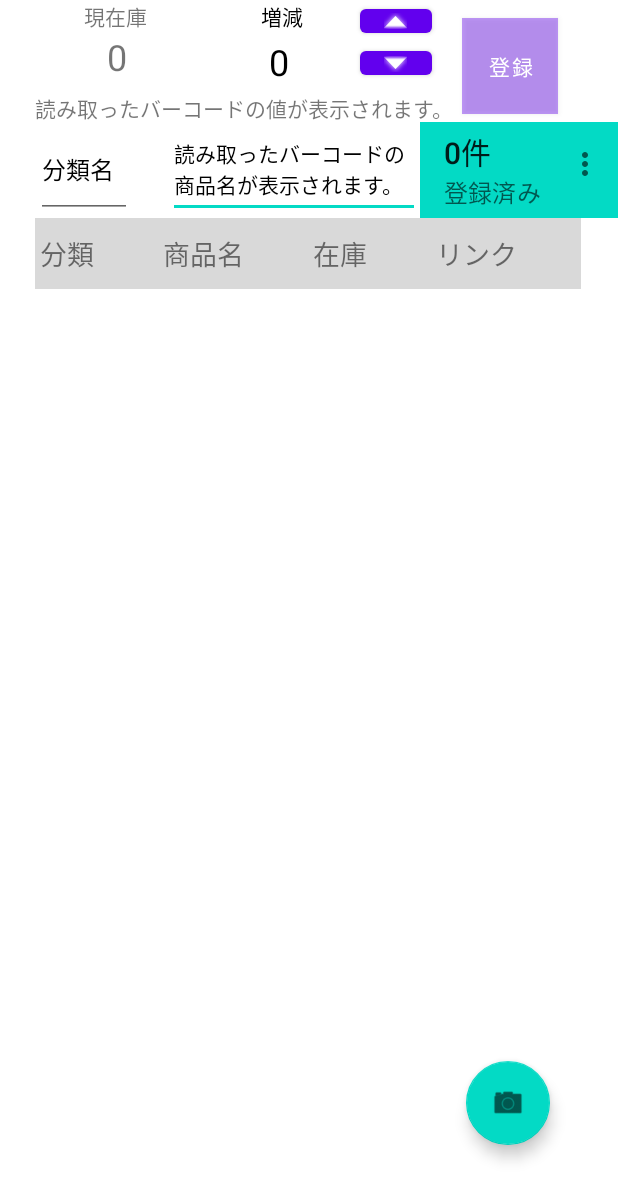
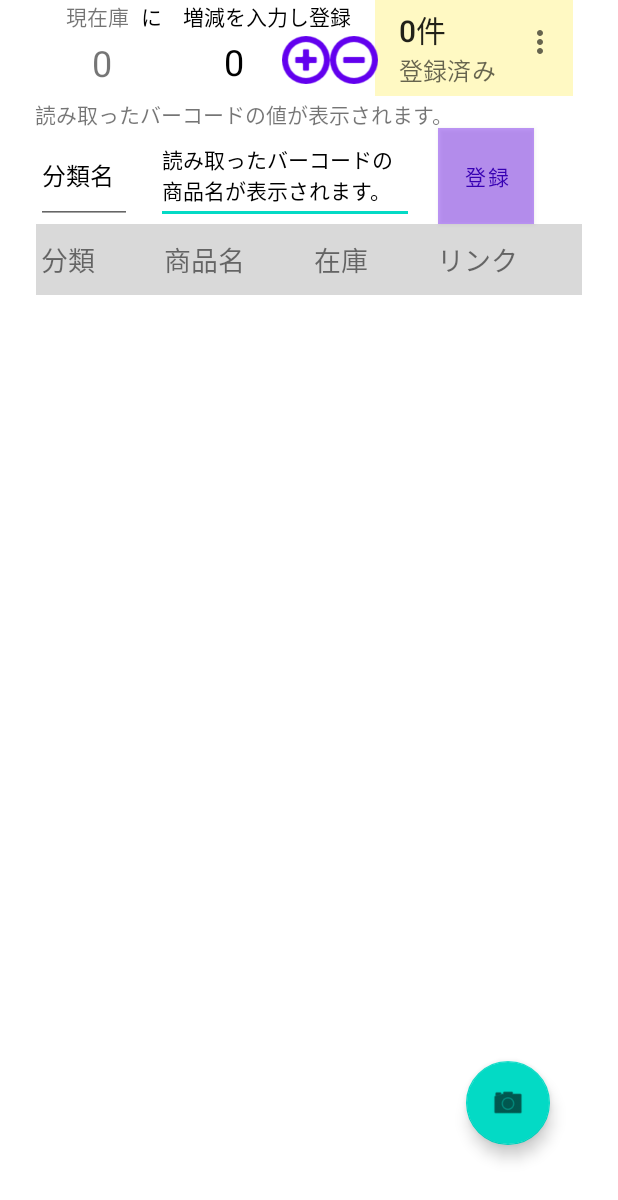
Before and after one commit to takoshide/takapp, an Android app: the screen it shows after launch (MainActivity), in the options menu, after a tap on "初期化", on a phone screen of 412 x 824 dp. Shown: the top 1200 px of the screen. Run offline under Robolectric (Android 15) with nearby library versions, the phone set to English and light mode, and no system bars; our stand-ins replace navigation-ui; libraries missing offline, so code that uses them is left out: com.google.zxing.integration.

Commit message:
1/23 init

```diff
--- a/app/src/main/java/com/takfireapp/takapp/MainActivity.java
+++ b/app/src/main/java/com/takfireapp/takapp/MainActivity.java
@@ -50,7 +50,7 @@ public class MainActivity extends AppCompatActivity {
     private ActivityMainBinding binding;
     private Bardb helper;
     private SQLiteDatabase db;
-    Context mContext = null;	// mContextをnullで初期化.
+    Context mContext = null;	// mContextをnullで初期化
     InputMethodManager inputMethodManager;
     private TableLayout mTableLayout;
     ProgressDialog mProgressBar;
@@ -69,7 +69,6 @@ public class MainActivity extends AppCompatActivity {
         // mContextに自身をセット.
         mContext = this;	// mContextにthisを格納.
 
-//        setContentView(R.layout.activity_main);
         mProgressBar = new ProgressDialog(this);
         mTableLayout = (TableLayout) findViewById(R.id.tablePlayers);
         mTableLayout.setStretchAllColumns(true);
@@ -87,7 +86,7 @@ public class MainActivity extends AppCompatActivity {
             public void onClick(View view) {
 
                 if (ContextCompat.checkSelfPermission(mContext, Manifest.permission.CAMERA) == PackageManager.PERMISSION_GRANTED){    // 許可.
-                    Toast.makeText(mContext, "CAMERA PERMISSION_GRANTED", Toast.LENGTH_LONG).show();  // "CAMERA PERMISSION_GRANTED"と表示.
+//                    Toast.makeText(mContext, "CAMERA PERMISSION_GRANTED", Toast.LENGTH_LONG).show();  // "CAMERA PERMISSION_GRANTED"と表示.
                 }
                 else{   // 拒否.
                     Toast.makeText(mContext, "カメラの使用許可を設定してください。", Toast.LENGTH_LONG).show();  // "CAMERA Not PERMISSION_GRANTED"と表示.
@@ -95,7 +94,7 @@ public class MainActivity extends AppCompatActivity {
 
                 IntentIntegrator integrator = new IntentIntegrator(MainActivity.this);
                 integrator.setDesiredBarcodeFormats(IntentIntegrator.ONE_D_CODE_TYPES);
-                integrator.setPrompt("Scan a barcode");
+                integrator.setPrompt("バーコードをスキャンしてください。");
                 integrator.setResultDisplayDuration(0);
                 integrator.setWide();
                 integrator.setCameraId(0);
@@ -173,7 +172,6 @@ public class MainActivity extends AppCompatActivity {
     public void selectBar(String result){
         Toast.makeText(mContext, result, Toast.LENGTH_LONG).show();
 
-//                setContentView(R.layout.activity_main);
         //読み取ったバーコードを表示する
         TextView barcode = findViewById(R.id.barcode);
         barcode.setText(String.valueOf(result));
@@ -198,8 +196,7 @@ public class MainActivity extends AppCompatActivity {
 
     }
 
-
-    //読み取った項目のクリア
+    //項目のクリア
     public void clear(){
         TextView barcode = findViewById(R.id.barcode);
         barcode.setText("読み取ったバーコードの値が表示されます。");
@@ -234,6 +231,12 @@ public class MainActivity extends AppCompatActivity {
         //noinspection SimplifiableIfStatement
         if (id == R.id.action_settings) {
             delete();
+            clear();
+            selectData();
+            return true;
+        }else if (id == R.id.action_settings_del) {
+            TextView barcode = findViewById(R.id.barcode);
+            deleteData(barcode.getText().toString());
             clear();
             selectData();
             return true;
@@ -310,7 +313,6 @@ public class MainActivity extends AppCompatActivity {
         }
 
         String sum = String.valueOf(isum);
-
         long recodeCount = DatabaseUtils.queryNumEntries(db, helper.TABLE_NAME,"barcode = ?",new String[]{barcode});
 
         if(recodeCount == 0) {
@@ -320,7 +322,6 @@ public class MainActivity extends AppCompatActivity {
         }
 
         selectData();
-
         //表示クリア
         clear();
 
@@ -344,18 +345,14 @@ public class MainActivity extends AppCompatActivity {
         }
     }
 
-
     //データベースへ更新するメソッド
     public void updateData(SQLiteDatabase db,
                            String barcode,
                            String count
                            ) {
-// New value for one column
-        String title = "MyNewTitle";
         ContentValues values = new ContentValues();
         values.put(helper.COLUMN_NAME_COUNT, count);
 
-// Which row to update, based on the title
         String selection = helper.COLUMN_NAME_BARCODE + " LIKE ?";
         String[] selectionArgs = { barcode };
 
@@ -442,6 +439,15 @@ public class MainActivity extends AppCompatActivity {
         }
     }
 
+    //１件削除するメソッド
+    public void deleteData(String barcode
+    ) {
+        String selection = helper.COLUMN_NAME_BARCODE + " LIKE ?";
+        String[] selectionArgs = { barcode };
+
+        db.delete(helper.TABLE_NAME,selection,selectionArgs);
+    }
+
     //テーブルデータ削除
     public void delete(){
         db.delete(helper.TABLE_NAME, null, null);
@@ -504,6 +510,7 @@ public class MainActivity extends AppCompatActivity {
                 tv0.setText(row.getBar());
                 tv.setText(row.getcategory());
                 tv.setTextSize(TypedValue.COMPLEX_UNIT_PX, font_size_10dp);
+                tv.setTextColor(Color.RED);
                 tv.setClickable(true);
                 tv.setOnClickListener(new View.OnClickListener() {
                     public void onClick(View v) {
@@ -558,9 +565,9 @@ public class MainActivity extends AppCompatActivity {
                 tv4.setTextSize(TypedValue.COMPLEX_UNIT_PX, font_size_18dp);
             }
             else {
-                String yahoolink = "https://shopping.yahoo.co.jp/search?X=2&sc_i=shp_sp_search_sort_sortitem&p=" + row.getBar();
+                String yahoolink = "https://shopping.yahoo.co.jp/search?sc_i=shp_sp_search_sort_sortitem&p=" + row.getBar();
                 String amazonlink = "https://www.amazon.co.jp/s?s=price-asc-rank&k=" + row.getBar();
-                String rakutenlink = "https://search.rakuten.co.jp/search/mall/" + row.getBar() + "?S=2";
+                String rakutenlink = "https://search.rakuten.co.jp/search/mall/" + row.getBar();
 
                 tv4.setText("yahoo"+"\n"+"amazon"+"\n"+"rakuten");
                 tv4.setTextSize(TypedValue.COMPLEX_UNIT_PX, font_size_14dp);
@@ -570,7 +577,7 @@ public class MainActivity extends AppCompatActivity {
                 Linkify.TransformFilter filter = new Linkify.TransformFilter() {
                     @Override
                     public String transformUrl(Matcher match, String url) {
-                        return yahoolink;
+                        return yahoolink + "&X=2";
                     }
                 };
                 Linkify.TransformFilter filter2 = new Linkify.TransformFilter() {
@@ -582,15 +589,12 @@ public class MainActivity extends AppCompatActivity {
                 Linkify.TransformFilter filter3 = new Linkify.TransformFilter() {
                     @Override
                     public String transformUrl(Matcher match, String url) {
-                        return rakutenlink;
+                        return rakutenlink + "?s=2";
                     }
                 };
-
                 Linkify.addLinks(tv4, pattern, yahoolink, null, filter);
                 Linkify.addLinks(tv4, pattern2, amazonlink, null, filter2);
                 Linkify.addLinks(tv4, pattern3, rakutenlink, null, filter3);
-
-
             }
             // テーブルに行を追加
             final TableRow tr = new TableRow(this);
@@ -632,7 +636,7 @@ public class MainActivity extends AppCompatActivity {
         @Override
         protected String doInBackground(Integer... params) {
             try {
-                Thread.sleep(500);
+                Thread.sleep(200);
             } catch (InterruptedException e) {
                 e.printStackTrace();
             }
--- a/app/src/main/res/layout/activity_main.xml
+++ b/app/src/main/res/layout/activity_main.xml
@@ -38,6 +38,7 @@
         android:id="@+id/barcode"
         android:layout_width="300dp"
         android:layout_height="20dp"
+        android:layout_marginTop="4dp"
         android:background="@drawable/border"
         android:text="読み取ったバーコードの値が表示されます。"
         app:layout_constraintEnd_toEndOf="parent"
@@ -47,14 +48,14 @@
 
     <TextView
         android:id="@+id/count"
-        android:layout_width="108dp"
+        android:layout_width="88dp"
         android:layout_height="40dp"
+        android:layout_marginStart="24dp"
+        android:layout_marginTop="4dp"
         android:background="@drawable/border"
         android:text="0"
         android:textAlignment="center"
         android:textSize="24sp"
-        app:layout_constraintEnd_toEndOf="parent"
-        app:layout_constraintHorizontal_bias="0.078"
         app:layout_constraintStart_toStartOf="parent"
         app:layout_constraintTop_toBottomOf="@+id/textView2" />
 
@@ -62,33 +63,33 @@
         android:id="@+id/toolbar"
         android:layout_width="132dp"
         android:layout_height="64dp"
-        android:background="?attr/colorControlActivated"
+        android:background="?android:attr/autofilledHighlight"
         android:textAlignment="textEnd"
         android:textSize="14sp"
         app:layout_constraintEnd_toEndOf="parent"
-        app:layout_constraintTop_toBottomOf="@+id/barcode"
+        app:layout_constraintStart_toEndOf="@+id/button1"
         app:popupTheme="@style/Theme.Takapp.PopupOverlay"
-        app:subtitle="登録済み" />
+        app:subtitle="登録済み"
+        tools:layout_editor_absoluteY="0dp" />
 
     <EditText
         android:id="@+id/proname"
-        android:layout_width="168dp"
+        android:layout_width="172dp"
         android:layout_height="64dp"
+        android:layout_marginStart="16dp"
         android:maxLength="40"
         android:text="読み取ったバーコードの商品名が表示されます。"
         android:textSize="14sp"
-        app:layout_constraintEnd_toStartOf="@+id/toolbar"
+        app:layout_constraintStart_toEndOf="@+id/category"
         app:layout_constraintTop_toBottomOf="@+id/barcode" />
 
     <EditText
         android:id="@+id/category"
         android:layout_width="64dp"
         android:layout_height="64dp"
-        android:layout_marginStart="4dp"
+        android:layout_marginStart="24dp"
         android:maxLength="12"
         android:text="分類"
-        app:layout_constraintEnd_toStartOf="@+id/proname"
-        app:layout_constraintHorizontal_bias="0.456"
         app:layout_constraintStart_toStartOf="parent"
         app:layout_constraintTop_toBottomOf="@+id/barcode" />
 
@@ -96,18 +97,18 @@
         android:id="@+id/insert"
         android:layout_width="64dp"
         android:layout_height="64dp"
-        android:layout_marginStart="20dp"
-        android:layout_marginTop="12dp"
+        android:layout_marginStart="16dp"
         android:background="#66664444"
         android:onClick="insert"
         android:text="登録"
         android:textAlignment="center"
-        app:layout_constraintStart_toEndOf="@+id/button2"
-        app:layout_constraintTop_toTopOf="parent" />
+        android:textColor="@color/design_default_color_primary_dark"
+        app:layout_constraintStart_toEndOf="@+id/proname"
+        app:layout_constraintTop_toBottomOf="@+id/barcode" />
 
     <EditText
         android:id="@+id/editCount"
-        android:layout_width="108dp"
+        android:layout_width="88dp"
         android:layout_height="40dp"
         android:background="@drawable/border"
         android:digits="0123456789"
@@ -121,24 +122,25 @@
         app:layout_constraintTop_toBottomOf="@+id/textView2" />
 
     <Button
-        android:id="@+id/button1"
-        android:layout_width="48dp"
-        android:layout_height="28dp"
-        android:onClick="countup"
-        android:text="+"
-        app:icon="@android:drawable/arrow_up_float"
-        app:layout_constraintStart_toEndOf="@+id/editCount"
-        tools:layout_editor_absoluteY="16dp" />
+        android:id="@+id/button2"
+        android:layout_width="32dp"
+        android:layout_height="32dp"
+        android:layout_marginTop="24dp"
+        android:background="@drawable/mainasu"
+        android:onClick="countdown"
+        app:layout_constraintStart_toEndOf="@+id/button1"
+        app:layout_constraintTop_toTopOf="parent" />
 
     <Button
-        android:id="@+id/button2"
-        android:layout_width="48dp"
-        android:layout_height="28dp"
-        android:onClick="countdown"
-        android:text="-"
-        app:icon="@android:drawable/arrow_down_float"
-        app:layout_constraintStart_toEndOf="@+id/editCount"
-        app:layout_constraintTop_toBottomOf="@+id/button1" />
+        android:id="@+id/button1"
+        android:layout_width="32dp"
+        android:layout_height="32dp"
+        android:layout_marginStart="76dp"
+        android:layout_marginTop="24dp"
+        android:background="@drawable/plus"
+        android:onClick="countup"
+        app:layout_constraintStart_toStartOf="@+id/editCount"
+        app:layout_constraintTop_toTopOf="parent" />
 
     <LinearLayout
         android:id="@+id/players_layout"
@@ -146,9 +148,8 @@
         android:layout_height="420dp"
         android:orientation="vertical"
         app:layout_constraintEnd_toEndOf="parent"
-        app:layout_constraintHorizontal_bias="0.492"
         app:layout_constraintStart_toStartOf="parent"
-        app:layout_constraintTop_toBottomOf="@+id/toolbar"
+        app:layout_constraintTop_toBottomOf="@+id/proname"
         tools:context=".MainActivity">
 
         <ScrollView
@@ -168,8 +169,8 @@
         android:id="@+id/textView"
         android:layout_width="wrap_content"
         android:layout_height="wrap_content"
-        android:layout_marginStart="76dp"
-        android:text="増減"
+        android:layout_marginStart="8dp"
+        android:text="に　増減を入力し登録"
         android:textColor="@color/black"
         app:layout_constraintStart_toEndOf="@+id/textView2"
         tools:layout_editor_absoluteY="0dp" />
@@ -178,7 +179,7 @@
         android:id="@+id/textView2"
         android:layout_width="wrap_content"
         android:layout_height="wrap_content"
-        android:layout_marginStart="56dp"
+        android:layout_marginStart="44dp"
         android:text="現在庫"
         app:layout_constraintStart_toStartOf="parent"
         app:layout_constraintTop_toTopOf="parent" />
--- a/app/src/main/res/menu/menu_main.xml
+++ b/app/src/main/res/menu/menu_main.xml
@@ -3,9 +3,9 @@
     xmlns:tools="http://schemas.android.com/tools"
     tools:context="com.takfireapp.takapp.MainActivity">
     <item
-        android:id="@+id/action_settings"
+        android:id="@+id/action_settings_del"
         android:orderInCategory="100"
-        android:title="@string/action_settings"
+        android:title="@string/action_settings_del"
         app:showAsAction="never" />
     <item
         android:id="@+id/action_settings"
```
Also changed, not shown: app/src/main/java/com/takfireapp/takapp/Player.java (deleted, +0 -40 lines), app/src/main/java/com/takfireapp/takapp/PlayerData.java (deleted, +0 -36 lines), app/src/main/res/drawable/mainasu.png (added), app/src/main/res/drawable/plus.png (added).
